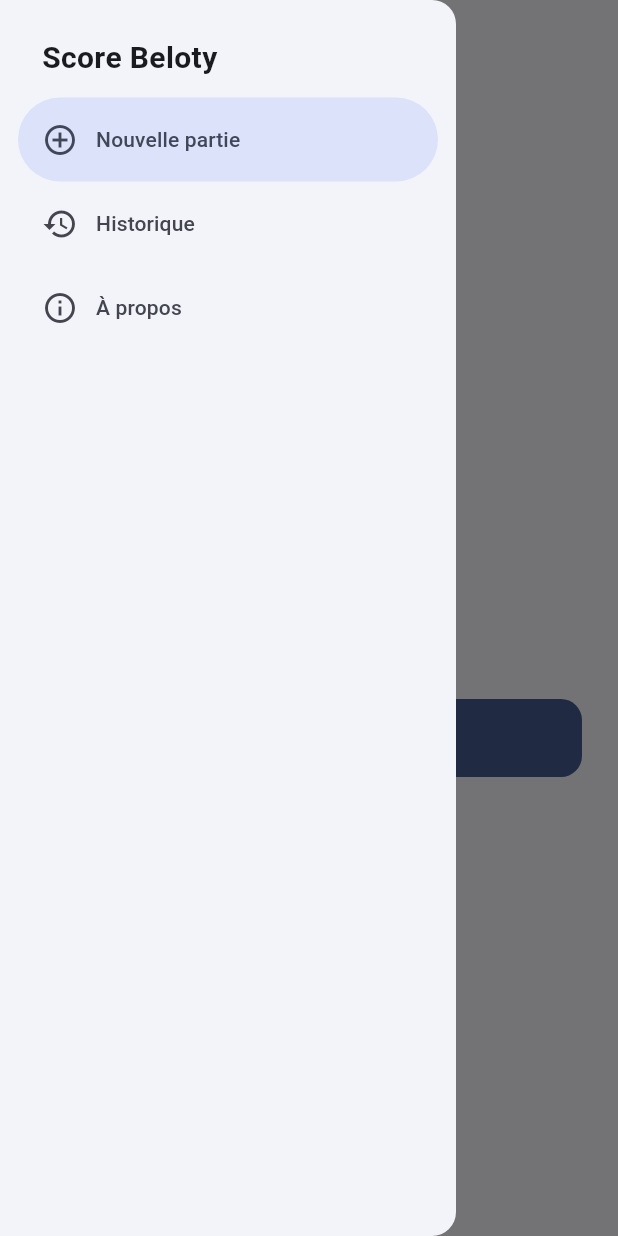
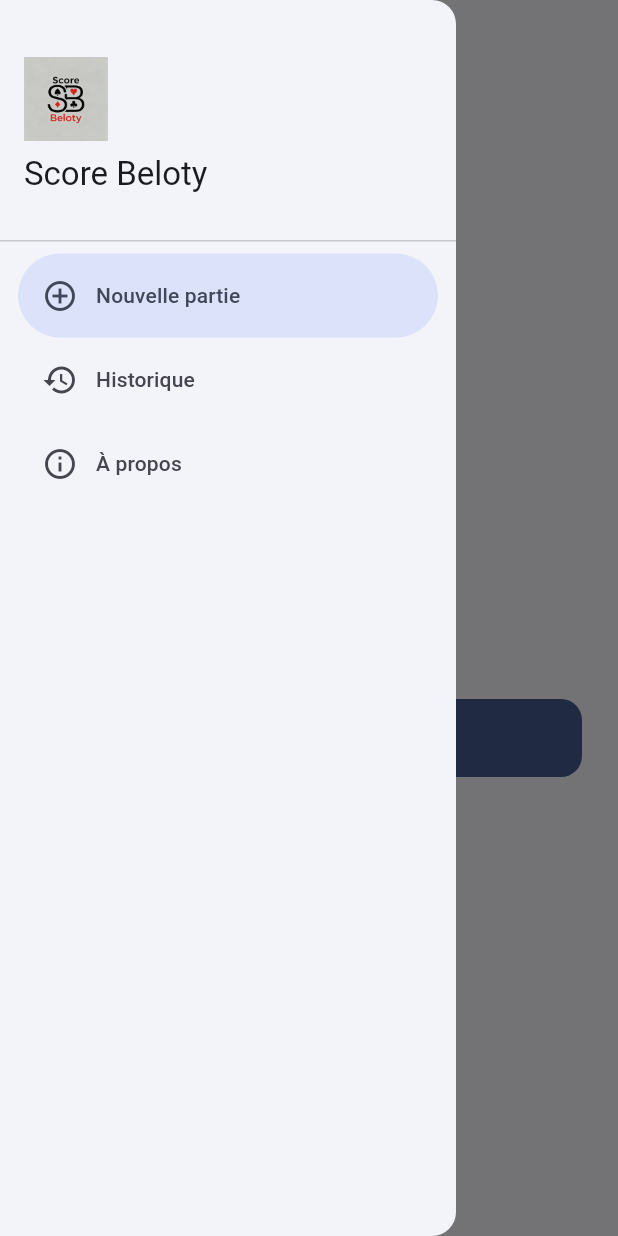
Before and after one commit to amarolahy/score_beloty_2_0, a Flutter app: the ChooseContractScreen screen opened by its route, with the side drawer open, on a phone screen of 412 x 824 dp. Run offline on Flutter 3.47's test engine with Material 3 defaults, Android fonts, the phone set to English and light mode, and no system bars; our stand-ins replace flutter_riverpod, flutter_svg, go_router, shared_preferences; accounts and stored records are empty.

Commit message:
Use logo and svg icons

```diff
--- a/lib/features/game/presentation/screens/choose_contract_screen.dart
+++ b/lib/features/game/presentation/screens/choose_contract_screen.dart
@@ -1,5 +1,6 @@
 import 'package:flutter/material.dart';
 import 'package:flutter_riverpod/flutter_riverpod.dart';
+import 'package:flutter_svg/flutter_svg.dart';
 import 'package:go_router/go_router.dart';
 
 import '../../../../app/router.dart';
@@ -16,10 +17,63 @@ class ChooseContractScreen extends ConsumerStatefulWidget {
       _ChooseContractScreenState();
 }
 
+class _ContractOption {
+  const _ContractOption({
+    required this.type,
+    required this.label,
+    required this.assetPath,
+    required this.color,
+  });
+
+  final ContractType type;
+  final String label;
+  final String assetPath;
+  final Color color;
+}
+
 class _ChooseContractScreenState extends ConsumerState<ChooseContractScreen> {
   ContractType _contract = ContractType.allTrumps;
   BidType _bid = BidType.pass;
   CapotType _capot = CapotType.no;
+
+  static const List<_ContractOption> _options = [
+    _ContractOption(
+      type: ContractType.allTrumps,
+      label: 'Tout atout',
+      assetPath: 'assets/suits/all_trumps.svg',
+      color: Color(0xFFFFB300),
+    ),
+    _ContractOption(
+      type: ContractType.noTrumps,
+      label: 'Sans atout',
+      assetPath: 'assets/suits/no_trumps.svg',
+      color: Color(0xFF455A64),
+    ),
+    _ContractOption(
+      type: ContractType.spades,
+      label: 'Pique',
+      assetPath: 'assets/suits/spades.svg',
+      color: Colors.black,
+    ),
+    _ContractOption(
+      type: ContractType.hearts,
+      label: 'Cœur',
+      assetPath: 'assets/suits/hearts.svg',
+      color: Color(0xFFD32F2F),
+    ),
+    _ContractOption(
+      type: ContractType.diamonds,
+      label: 'Carreau',
+      assetPath: 'assets/suits/diamonds.svg',
+      color: Color(0xFFD32F2F),
+    ),
+    _ContractOption(
+      type: ContractType.clubs,
+      label: 'Trèfle',
+      assetPath: 'assets/suits/clubs.svg',
+      color: Colors.black,
+    ),
+  ];
 
   Future<void> _startDeal(Game game) async {
     final deal = Deal(
@@ -82,6 +136,7 @@ class _ChooseContractScreenState extends ConsumerState<ChooseContractScreen> {
           Text('Contrat', style: theme.textTheme.titleMedium),
           const SizedBox(height: 12),
           _ContractSelector(
+            options: _options,
             selected: _contract,
             onChanged: (c) => setState(() => _contract = c),
           ),
@@ -211,19 +266,15 @@ class _ScoreBanner extends StatelessWidget {
 }
 
 class _ContractSelector extends StatelessWidget {
-  const _ContractSelector({required this.selected, required this.onChanged});
+  const _ContractSelector({
+    required this.options,
+    required this.selected,
+    required this.onChanged,
+  });
 
+  final List<_ContractOption> options;
   final ContractType selected;
   final ValueChanged<ContractType> onChanged;
-
-  static const _options = <(ContractType, String, IconData)>[
-    (ContractType.allTrumps, 'Tout atout', Icons.auto_awesome),
-    (ContractType.noTrumps, 'Sans atout', Icons.block),
-    (ContractType.spades, 'Pique', Icons.spa),
-    (ContractType.hearts, 'Cœur', Icons.favorite),
-    (ContractType.diamonds, 'Carreau', Icons.diamond),
-    (ContractType.clubs, 'Trèfle', Icons.eco),
-  ];
 
   @override
   Widget build(BuildContext context) {
@@ -235,12 +286,13 @@ class _ContractSelector extends StatelessWidget {
       crossAxisSpacing: 12,
       childAspectRatio: 1.2,
       children: [
-        for (final (type, label, icon) in _options)
+        for (final option in options)
           _ContractTile(
-            label: label,
-            icon: icon,
-            isSelected: selected == type,
-            onTap: () => onChanged(type),
+            label: option.label,
+            assetPath: option.assetPath,
+            suitColor: option.color,
+            isSelected: selected == option.type,
+            onTap: () => onChanged(option.type),
           ),
       ],
     );
@@ -250,21 +302,25 @@ class _ContractSelector extends StatelessWidget {
 class _ContractTile extends StatelessWidget {
   const _ContractTile({
     required this.label,
-    required this.icon,
+    required this.assetPath,
+    required this.suitColor,
     required this.isSelected,
     required this.onTap,
   });
 
   final String label;
-  final IconData icon;
+  final String assetPath;
+  final Color suitColor;
   final bool isSelected;
   final VoidCallback onTap;
 
   @override
   Widget build(BuildContext context) {
     final scheme = Theme.of(context).colorScheme;
+    final bg = isSelected ? scheme.primaryContainer : scheme.surfaceContainerHighest;
+    final fg = isSelected ? scheme.onPrimaryContainer : scheme.onSurface;
     return Material(
-      color: isSelected ? scheme.primaryContainer : scheme.surfaceContainerHighest,
+      color: bg,
       borderRadius: BorderRadius.circular(14),
       child: InkWell(
         onTap: onTap,
@@ -274,17 +330,18 @@ class _ContractTile extends StatelessWidget {
           child: Column(
             mainAxisAlignment: MainAxisAlignment.center,
             children: [
-              Icon(
-                icon,
-                size: 32,
-                color: isSelected ? scheme.onPrimaryContainer : scheme.onSurface,
+              SvgPicture.asset(
+                assetPath,
+                width: 36,
+                height: 36,
+                colorFilter: ColorFilter.mode(suitColor, BlendMode.srcIn),
               ),
               const SizedBox(height: 6),
               Text(
                 label,
                 style: TextStyle(
                   fontWeight: FontWeight.w600,
-                  color: isSelected ? scheme.onPrimaryContainer : scheme.onSurface,
+                  color: fg,
                 ),
               ),
             ],
--- a/lib/features/game/presentation/screens/home_shell.dart
+++ b/lib/features/game/presentation/screens/home_shell.dart
@@ -8,12 +8,29 @@ class HomeShell extends StatelessWidget {
 
   final Widget child;
 
+  static const String logoAsset = 'assets/logos/logo.png';
+
   @override
   Widget build(BuildContext context) {
     return Scaffold(
       drawer: const _AppDrawer(),
       appBar: AppBar(
-        title: const Text('Score Beloty'),
+        title: Row(
+          mainAxisSize: MainAxisSize.min,
+          children: [
+            Semantics(
+              label: 'Logo Score Beloty',
+              child: Image.asset(logoAsset, height: 32),
+            ),
+            const SizedBox(width: 12),
+            const Flexible(
+              child: Text(
+                'Score Beloty',
+                overflow: TextOverflow.ellipsis,
+              ),
+            ),
+          ],
+        ),
       ),
       body: child,
     );
@@ -26,6 +43,7 @@ class _AppDrawer extends StatelessWidget {
   @override
   Widget build(BuildContext context) {
     final location = GoRouterState.of(context).uri.toString();
+    final theme = Theme.of(context);
     return NavigationDrawer(
       selectedIndex: _indexFor(location),
       onDestinationSelected: (index) {
@@ -39,23 +57,33 @@ class _AppDrawer extends StatelessWidget {
             context.go(AppRoutes.about);
         }
       },
-      children: const [
-        Padding(
-          padding: EdgeInsets.fromLTRB(28, 24, 28, 12),
-          child: Text(
-            'Score Beloty',
-            style: TextStyle(fontSize: 20, fontWeight: FontWeight.w600),
+      children: [
+        DrawerHeader(
+          child: Column(
+            crossAxisAlignment: CrossAxisAlignment.start,
+            mainAxisAlignment: MainAxisAlignment.center,
+            children: [
+              Image.asset(
+                HomeShell.logoAsset,
+                height: 56,
+              ),
+              const SizedBox(height: 8),
+              Text(
+                'Score Beloty',
+                style: theme.textTheme.titleLarge,
+              ),
+            ],
           ),
         ),
-        NavigationDrawerDestination(
+        const NavigationDrawerDestination(
           icon: Icon(Icons.add_circle_outline),
           label: Text('Nouvelle partie'),
         ),
-        NavigationDrawerDestination(
+        const NavigationDrawerDestination(
           icon: Icon(Icons.history),
           label: Text('Historique'),
         ),
-        NavigationDrawerDestination(
+        const NavigationDrawerDestination(
           icon: Icon(Icons.info_outline),
           label: Text('À propos'),
         ),
```
Also changed, not shown: lib/features/game/presentation/screens/about_screen.dart (+9 -7 lines), pubspec.yaml (+12 -29 lines), assets/logos/logo.png (added), assets/suits/all_trumps.svg (added), assets/suits/clubs.svg (added), assets/suits/diamonds.svg (added), assets/suits/hearts.svg (added), assets/suits/no_trumps.svg (added), assets/suits/spades.svg (added), pubspec.lock, 44 other files.
